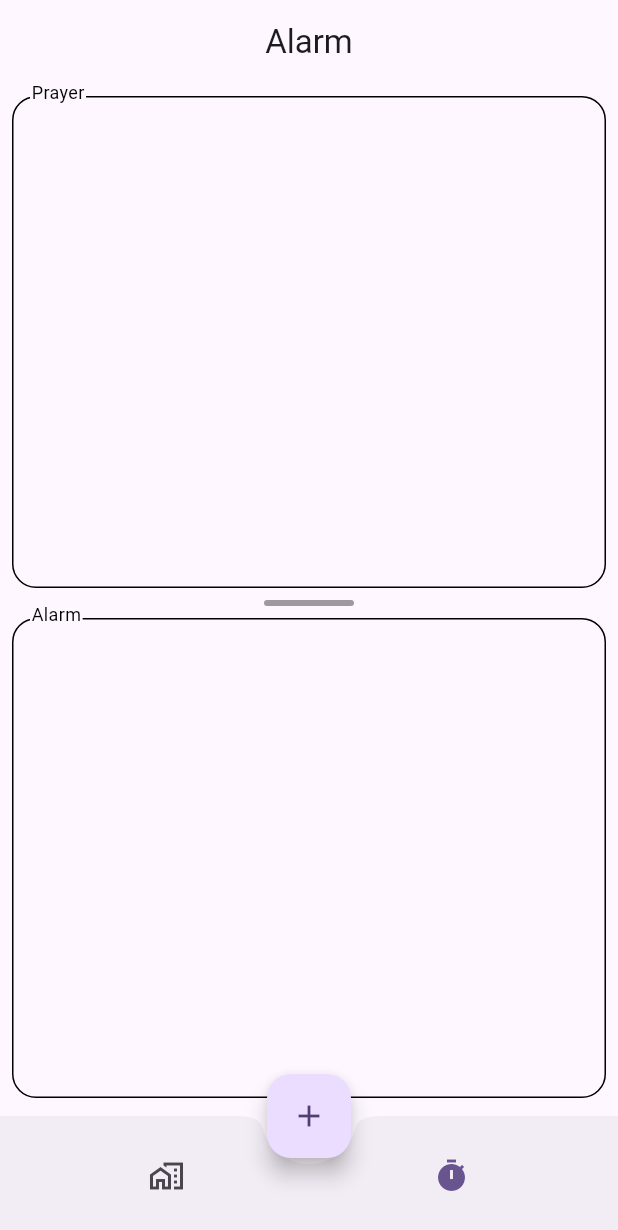
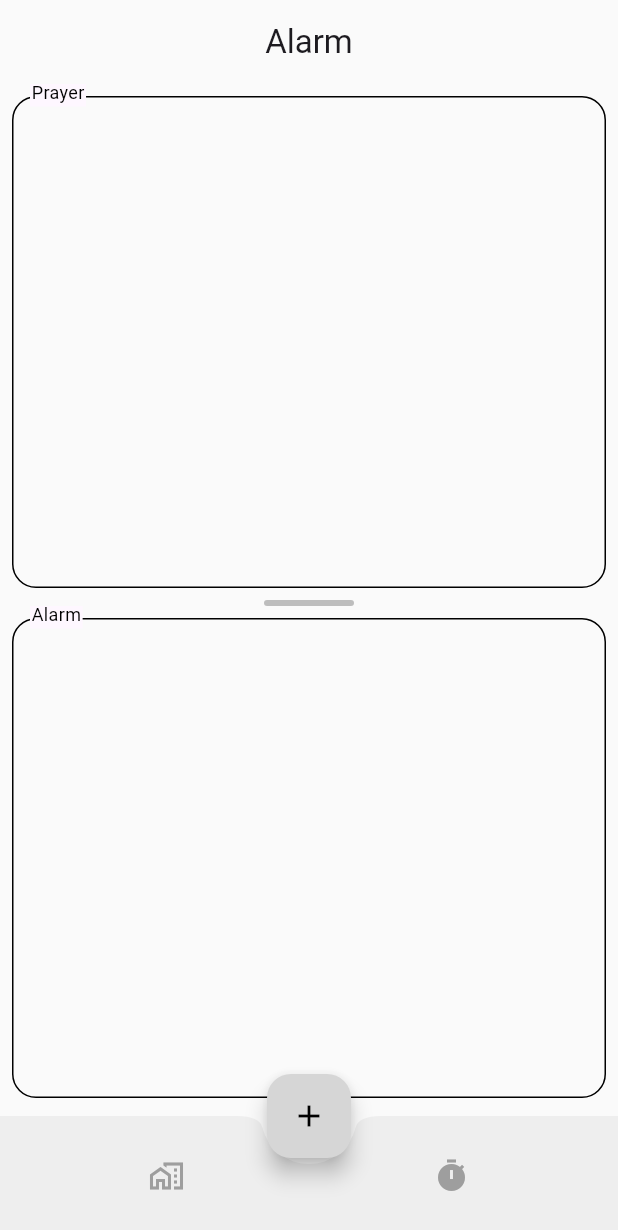
Before and after one commit to sabbir-ul-alam/the-clock-app, a Flutter app: the screen it shows after launch, after a tap on the "timer" icon, on a phone screen of 412 x 824 dp. Shown: the top 1230 px of the screen. Run offline on Flutter 3.47's test engine with Material 3 defaults, Android fonts, the phone set to English and light mode, and no system bars; our stand-ins replace flutter_local_notifications, flutter_svg, hive, logger, permission_handler, shared_preferences and 2 more; missing offline and left inert: android_alarm_manager_plus, flutter_ringtone_player; accounts and stored records are empty.

Commit message:
Update color theme for the whole app

```diff
--- /dev/null
+++ b/devtools_options.yaml
@@ -0,0 +1,3 @@
+description: This file stores settings for Dart & Flutter DevTools.
+documentation: https://docs.flutter.dev/tools/devtools/extensions#configure-extension-enablement-states
+extensions:
--- a/lib/services/alarm_service.dart
+++ b/lib/services/alarm_service.dart
@@ -154,7 +154,7 @@ Future<void> _scheduleAlarmInstances(Alarm alarm) async {
       rescheduleOnReboot: true,
       params: {
         'alarmId': alarm.id,
-        'ringTonePath': alarm.ringTonePath!.tonePath,
+        'ringTonePath': alarm.ringTonePath?.tonePath,
         'isAlarm': alarm.isAlarm
       },
     );
--- a/lib/views/alarm_modal.dart
+++ b/lib/views/alarm_modal.dart
@@ -76,7 +76,7 @@ class AlarmModalState extends State<AlarmModal> {
 
   void saveAlarm() {
     DateTime alarmTime = _getTime(hour, minute, isAM);
-    alarmViewmodel.saveNewAlarm(alarmTime, selectedDays, isAlarm, selectedTone!);
+    alarmViewmodel.saveNewAlarm(alarmTime, selectedDays, isAlarm, tone: selectedTone);
   }
 
   void updateAlarm(Alarm alarm) {
--- a/lib/views/home.dart
+++ b/lib/views/home.dart
@@ -5,42 +5,36 @@ import 'city_clock_view.dart';
 import 'alarm.dart';
 import 'search_cities.dart';
 import 'alarm_modal.dart';
+
 class HomeScreen extends StatefulWidget {
-
   const HomeScreen({super.key});
 
   @override
   State<HomeScreen> createState() => _HomeScreenState();
 }
 
-class _HomeScreenState extends State<HomeScreen>{
-
+class _HomeScreenState extends State<HomeScreen> {
   int _tabIndex = 0;
   bool _isCitySelected = true;
   bool _isAlarmSelected = false;
 
-
   CityClockViewModel cityClockList = CityClockViewModel();
   AlarmViewmodel alarmViewmodel = AlarmViewmodel();
 
-  void selectTab( int index){
+  void selectTab(int index) {
     setState(() {
       _tabIndex = index;
-      _isCitySelected = _tabIndex==0?true:false;
-      _isAlarmSelected = _tabIndex==1?true:false;
+      _isCitySelected = _tabIndex == 0 ? true : false;
+      _isAlarmSelected = _tabIndex == 1 ? true : false;
     });
   }
-  Future<void> _navigateToSearchPage(BuildContext context) async{
+
+  Future<void> _navigateToSearchPage(BuildContext context) async {
     final cityData = await Navigator.push(
-        context,
-        MaterialPageRoute(builder: (context) => const SeachCities())
-    );
+        context, MaterialPageRoute(builder: (context) => const SeachCities()));
     cityClockList.addCity(cityData);
     // if (!context.mounted) return;
-
-
   }
-
 
   void _showTimePickerDialog(BuildContext context) {
     showDialog(
@@ -49,7 +43,8 @@ class _HomeScreenState extends State<HomeScreen>{
       builder: (BuildContext context) {
         return Dialog(
           backgroundColor: Color.fromRGBO(217, 217, 217, 100),
-          shape: RoundedRectangleBorder(borderRadius: BorderRadius.circular(10)),
+          shape:
+              RoundedRectangleBorder(borderRadius: BorderRadius.circular(10)),
           child: AlarmModal(),
         );
       },
@@ -63,17 +58,20 @@ class _HomeScreenState extends State<HomeScreen>{
       cityClockList.fetchClockCities();
     });
     return Scaffold(
+      backgroundColor: Colors.grey[50],
       appBar: AppBar(
+        backgroundColor: Colors.grey[50],
         title: _tabIndex == 0 ? Text('World Clock') : Text('Alarm'),
         centerTitle: true,
       ),
       body: SafeArea(
         bottom: true,
-        child:
-      _tabIndex==0?CityClockTab(cityClockList:cityClockList)
-        :AlarmTab(alarmViewmodel:alarmViewmodel),
+        child: _tabIndex == 0
+            ? CityClockTab(cityClockList: cityClockList)
+            : AlarmTab(alarmViewmodel: alarmViewmodel),
       ),
       bottomNavigationBar: BottomAppBar(
+        color: Colors.grey[200],
         shape: const CircularNotchedRectangle(),
         child: Row(
           children: [
@@ -81,37 +79,35 @@ class _HomeScreenState extends State<HomeScreen>{
                 child: IconButton(
               isSelected: _isCitySelected,
               onPressed: () => selectTab(0),
-                    icon: const Icon(Icons.maps_home_work_outlined),
-                    selectedIcon: const Icon(Icons.maps_home_work),
-                )
+              icon: const Icon(
+                Icons.maps_home_work_outlined,
+                color: Colors.grey,
               ),
+              selectedIcon:
+                  const Icon(Icons.maps_home_work, color: Colors.grey),
+            )),
             Expanded(
                 child: IconButton(
               isSelected: _isAlarmSelected,
               onPressed: () => selectTab(1),
-                icon: const Icon(Icons.timer_outlined),
-                selectedIcon: const Icon(Icons.timer),
-              )
-            ),
+              icon: const Icon(Icons.timer_outlined, color: Colors.grey,),
+              selectedIcon: const Icon(Icons.timer, color: Colors.grey,),
+            )),
           ],
         ),
       ),
-
       floatingActionButton: FloatingActionButton(
+        backgroundColor: Colors.grey[350],
         onPressed: () {
-          if (_tabIndex ==0){
+          if (_tabIndex == 0) {
             _navigateToSearchPage(context);
-
-          }
-          else{
+          } else {
             _showTimePickerDialog(context);
           }
         },
-        child: const Icon(Icons.add),
+        child: const Icon(Icons.add, color: Colors.black,),
       ),
       floatingActionButtonLocation: FloatingActionButtonLocation.centerDocked,
-
     );
   }
-
 }
```
Also changed, not shown: lib/viewmodels/alarm_viewmodel.dart (+10 -10 lines), lib/views/alarm.dart (+53 -19 lines), lib/views/ringtone_picker_modal.dart (+13 -6 lines), lib/views/search_cities.dart (+9 -3 lines). Lines whose indentation alone changed are shown as unchanged.
